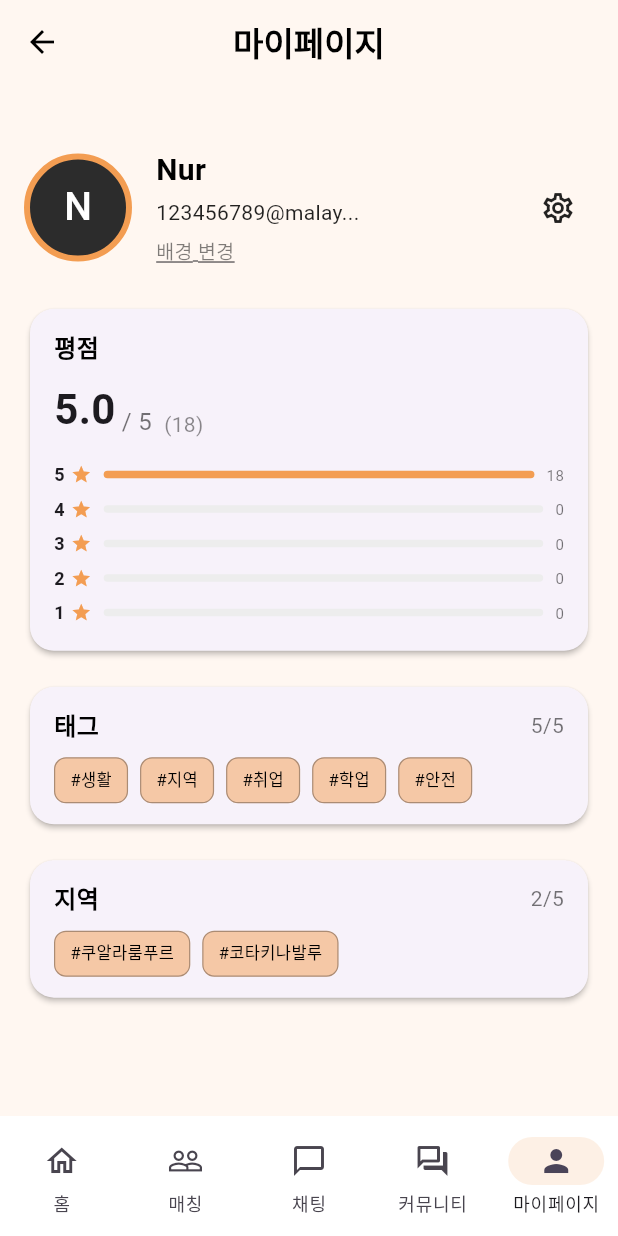
After one commit to Zisoux/Paldari, a Flutter app: the MyPageScreen screen opened by its route, on a phone screen of 412 x 824 dp. The commit adds this screen. Run offline on Flutter 3.47's test engine with Material 3 defaults, Android fonts, the light colour scheme and no system bars; our stand-ins replace dio, flutter_secure_storage; missing offline and left inert: stomp_dart_client; accounts and stored records are empty.

Commit message:
마이페이지 UI 업로드

```diff
--- a/PalDari_Frontend/lib/main.dart
+++ b/PalDari_Frontend/lib/main.dart
@@ -2,6 +2,7 @@ import 'package:flutter/material.dart';
 import 'package:paldari/screens/chat_list_screen.dart';
 import 'package:paldari/screens/find_email_screen.dart';
 import 'package:paldari/screens/find_pw_screen.dart';
+import 'package:paldari/screens/my_page_screen.dart';
 import 'package:provider/provider.dart';
 import 'services/secure_storage.dart';
 import 'services/api_client.dart';
@@ -65,6 +66,8 @@ class MyApp extends StatelessWidget {
               return MaterialPageRoute(builder: (_) => const PostsScreen());
             case '/chats':
               return MaterialPageRoute(builder: (_) => const ChatListScreen());
+            case '/myPage':
+              return MaterialPageRoute(builder: (_) => const MyPageScreen());
             default:
               return MaterialPageRoute(builder: (_) => const LoginScreen());
           }
--- /dev/null
+++ b/PalDari_Frontend/lib/screens/my_page_screen.dart
@@ -0,0 +1,383 @@
+import 'package:flutter/material.dart';
+import '../widgets/pal_bottom_nav.dart';
+
+class MyPageScreen extends StatelessWidget {
+  const MyPageScreen({super.key});
+
+  @override
+  Widget build(BuildContext context) {
+    // 넓은 화면(웹)에서 너무 퍼지지 않도록 최대 폭 제한 (모바일 느낌 유지)
+    const maxContentWidth = 480.0;
+
+    return Scaffold(
+      backgroundColor: const Color(0xFFFFF7F1),
+      appBar: AppBar(
+        elevation: 0,
+        backgroundColor: const Color(0xFFFFF7F1),
+        centerTitle: true,
+        title: const Text(
+          '마이페이지',
+          style: TextStyle(
+            color: Colors.black,
+            fontSize: 22,
+            fontWeight: FontWeight.w600,
+          ),
+        ),
+        iconTheme: const IconThemeData(color: Colors.black),
+      ),
+      bottomNavigationBar: const PalBottomNav(
+        currentIndex: 4, // 마이페이지 탭
+      ),
+      body: SafeArea(
+        child: LayoutBuilder(
+          builder: (context, constraints) {
+            // 여기서 num 오류 안 나게 정확히 double로 처리
+            final double contentWidth =
+            constraints.maxWidth > maxContentWidth
+                ? maxContentWidth
+                : constraints.maxWidth;
+
+            return Center(
+              child: SingleChildScrollView(
+                padding:
+                const EdgeInsets.symmetric(horizontal: 16, vertical: 16),
+                child: ConstrainedBox(
+                  constraints: BoxConstraints(
+                    maxWidth: contentWidth,
+                  ),
+                  child: Column(
+                    crossAxisAlignment: CrossAxisAlignment.start,
+                    children: [
+                      // 상단 프로필 영역
+                      Row(
+                        crossAxisAlignment: CrossAxisAlignment.center,
+                        children: [
+                          Stack(
+                            alignment: Alignment.center,
+                            children: [
+                              Container(
+                                width: 72,
+                                height: 72,
+                                decoration: BoxDecoration(
+                                  shape: BoxShape.circle,
+                                  border: Border.all(
+                                    color: const Color(0xFFF39D52),
+                                    width: 4,
+                                  ),
+                                  color: const Color(0xFF2C2C2C),
+                                ),
+                              ),
+                              const Text(
+                                'N',
+                                style: TextStyle(
+                                  color: Colors.white,
+                                  fontSize: 26,
+                                  fontWeight: FontWeight.w500,
+                                ),
+                              ),
+                            ],
+                          ),
+                          const SizedBox(width: 16),
+                          Expanded(
+                            child: Column(
+                              crossAxisAlignment: CrossAxisAlignment.start,
+                              children: [
+                                const Text(
+                                  'Nur',
+                                  style: TextStyle(
+                                    fontSize: 20,
+                                    fontWeight: FontWeight.w700,
+                                    color: Colors.black,
+                                  ),
+                                ),
+                                const SizedBox(height: 4),
+                                const Text(
+                                  '123456789@malay...',
+                                  style: TextStyle(
+                                    fontSize: 14,
+                                    color: Colors.black87,
+                                  ),
+                                ),
+                                const SizedBox(height: 6),
+                                GestureDetector(
+                                  onTap: () {
+                                    // TODO: 배경 변경 액션
+                                  },
+                                  child: Text(
+                                    '배경 변경',
+                                    style: TextStyle(
+                                      fontSize: 13,
+                                      color: Colors.black.withOpacity(0.5),
+                                      decoration: TextDecoration.underline,
+                                    ),
+                                  ),
+                                ),
+                              ],
+                            ),
+                          ),
+                          IconButton(
+                            onPressed: () {
+                              // TODO: 설정 화면 이동 등
+                            },
+                            icon: const Icon(
+                              Icons.settings_outlined,
+                              color: Colors.black87,
+                            ),
+                          ),
+                        ],
+                      ),
+
+                      const SizedBox(height: 24),
+
+                      // 평점 카드
+                      const _SectionCard(
+                        title: '평점',
+                        child: Column(
+                          crossAxisAlignment: CrossAxisAlignment.start,
+                          children: [
+                            Row(
+                              crossAxisAlignment: CrossAxisAlignment.end,
+                              children: [
+                                Text(
+                                  '5.0',
+                                  style: TextStyle(
+                                    fontSize: 28,
+                                    fontWeight: FontWeight.w700,
+                                  ),
+                                ),
+                                SizedBox(width: 4),
+                                Text(
+                                  '/ 5',
+                                  style: TextStyle(
+                                    fontSize: 16,
+                                    color: Colors.black54,
+                                  ),
+                                ),
+                                SizedBox(width: 8),
+                                Text(
+                                  '(18)',
+                                  style: TextStyle(
+                                    fontSize: 14,
+                                    color: Colors.black45,
+                                  ),
+                                ),
+                              ],
+                            ),
+                            SizedBox(height: 12),
+                            _RatingBarRow(star: 5, count: 18, ratio: 1.0),
+                            _RatingBarRow(star: 4, count: 0, ratio: 0.0),
+                            _RatingBarRow(star: 3, count: 0, ratio: 0.0),
+                            _RatingBarRow(star: 2, count: 0, ratio: 0.0),
+                            _RatingBarRow(star: 1, count: 0, ratio: 0.0),
+                          ],
+                        ),
+                      ),
+
+                      const SizedBox(height: 16),
+
+                      // 태그 카드
+                      const _SectionCard(
+                        title: '태그',
+                        trailing: Text(
+                          '5/5',
+                          style: TextStyle(
+                            fontSize: 14,
+                            color: Colors.black54,
+                          ),
+                        ),
+                        child: Wrap(
+                          spacing: 8,
+                          runSpacing: 8,
+                          children: [
+                            _TagChip('#생활'),
+                            _TagChip('#지역'),
+                            _TagChip('#취업'),
+                            _TagChip('#학업'),
+                            _TagChip('#안전'),
+                          ],
+                        ),
+                      ),
+
+                      const SizedBox(height: 16),
+
+                      // 지역 카드
+                      const _SectionCard(
+                        title: '지역',
+                        trailing: Text(
+                          '2/5',
+                          style: TextStyle(
+                            fontSize: 14,
+                            color: Colors.black54,
+                          ),
+                        ),
+                        child: Wrap(
+                          spacing: 8,
+                          runSpacing: 8,
+                          children: [
+                            _TagChip('#쿠알라룸푸르'),
+                            _TagChip('#코타키나발루'),
+                          ],
+                        ),
+                      ),
+
+                      const SizedBox(height: 32),
+                    ],
+                  ),
+                ),
+              ),
+            );
+          },
+        ),
+      ),
+    );
+  }
+}
+
+// 공통 섹션 카드 위젯
+class _SectionCard extends StatelessWidget {
+  final String title;
+  final Widget child;
+  final Widget? trailing;
+
+  const _SectionCard({
+    required this.title,
+    required this.child,
+    this.trailing,
+  });
+
+  @override
+  Widget build(BuildContext context) {
+    return Card(
+      elevation: 1.5,
+      shape: RoundedRectangleBorder(
+        borderRadius: BorderRadius.circular(16),
+      ),
+      child: Padding(
+        padding:
+        const EdgeInsets.symmetric(horizontal: 16, vertical: 14),
+        child: Column(
+          crossAxisAlignment: CrossAxisAlignment.start,
+          children: [
+            Row(
+              mainAxisAlignment: trailing == null
+                  ? MainAxisAlignment.start
+                  : MainAxisAlignment.spaceBetween,
+              children: [
+                Text(
+                  title,
+                  style: const TextStyle(
+                    fontSize: 16,
+                    fontWeight: FontWeight.w700,
+                    color: Colors.black,
+                  ),
+                ),
+                if (trailing != null) trailing!,
+              ],
+            ),
+            const SizedBox(height: 10),
+            child,
+          ],
+        ),
+      ),
+    );
+  }
+}
+
+// 태그 칩
+class _TagChip extends StatelessWidget {
+  final String label;
+
+  const _TagChip(this.label);
+
+  @override
+  Widget build(BuildContext context) {
+    return Container(
+      padding:
+      const EdgeInsets.symmetric(horizontal: 10, vertical: 6),
+      decoration: BoxDecoration(
+        color: const Color(0x7FF39D52),
+        borderRadius: BorderRadius.circular(8),
+        border: Border.all(
+          color: Colors.black.withOpacity(0.3),
+          width: 0.8,
+        ),
+      ),
+      child: Text(
+        label,
+        style: const TextStyle(
+          fontSize: 11,
+          color: Colors.black,
+        ),
+      ),
+    );
+  }
+}
+
+// 평점 바 한 줄
+class _RatingBarRow extends StatelessWidget {
+  final int star;
+  final int count;
+  final double ratio; // 0.0 ~ 1.0
+
+  const _RatingBarRow({
+    required this.star,
+    required this.count,
+    required this.ratio,
+  });
+
+  @override
+  Widget build(BuildContext context) {
+    return Padding(
+      padding:
+      const EdgeInsets.symmetric(vertical: 3),
+      child: Row(
+        children: [
+          Text(
+            '$star',
+            style: const TextStyle(
+              fontSize: 12,
+              fontWeight: FontWeight.w600,
+            ),
+          ),
+          const SizedBox(width: 4),
+          const Icon(
+            Icons.star,
+            size: 14,
+            color: Color(0xFFF39D52),
+          ),
+          const SizedBox(width: 8),
+          Expanded(
+            child: Container(
+              height: 5,
+              decoration: BoxDecoration(
+                color: const Color(0xFFEDEDED),
+                borderRadius: BorderRadius.circular(999),
+              ),
+              child: Align(
+                alignment: Alignment.centerLeft,
+                child: FractionallySizedBox(
+                  widthFactor: ratio.clamp(0.0, 1.0),
+                  child: Container(
+                    height: 5,
+                    decoration: BoxDecoration(
+                      color: const Color(0xFFF39D52),
+                      borderRadius: BorderRadius.circular(999),
+                    ),
+                  ),
+                ),
+              ),
+            ),
+          ),
+          const SizedBox(width: 8),
+          Text(
+            '$count',
+            style: const TextStyle(
+              fontSize: 10,
+              color: Colors.black54,
+            ),
+          ),
+        ],
+      ),
+    );
+  }
+}
--- a/PalDari_Frontend/lib/widgets/pal_bottom_nav.dart
+++ b/PalDari_Frontend/lib/widgets/pal_bottom_nav.dart
@@ -54,6 +54,9 @@ class PalBottomNav extends StatelessWidget {
           case 3: // 커뮤니티
             Navigator.pushReplacementNamed(context, '/posts');
             break;
+          case 4: // 마이페이지
+            Navigator.pushReplacementNamed(context, '/myPage');
+            break;
           default:
             ScaffoldMessenger.of(context).showSnackBar(
               const SnackBar(content: Text('아직 준비 중인 메뉴입니다.')),
```
